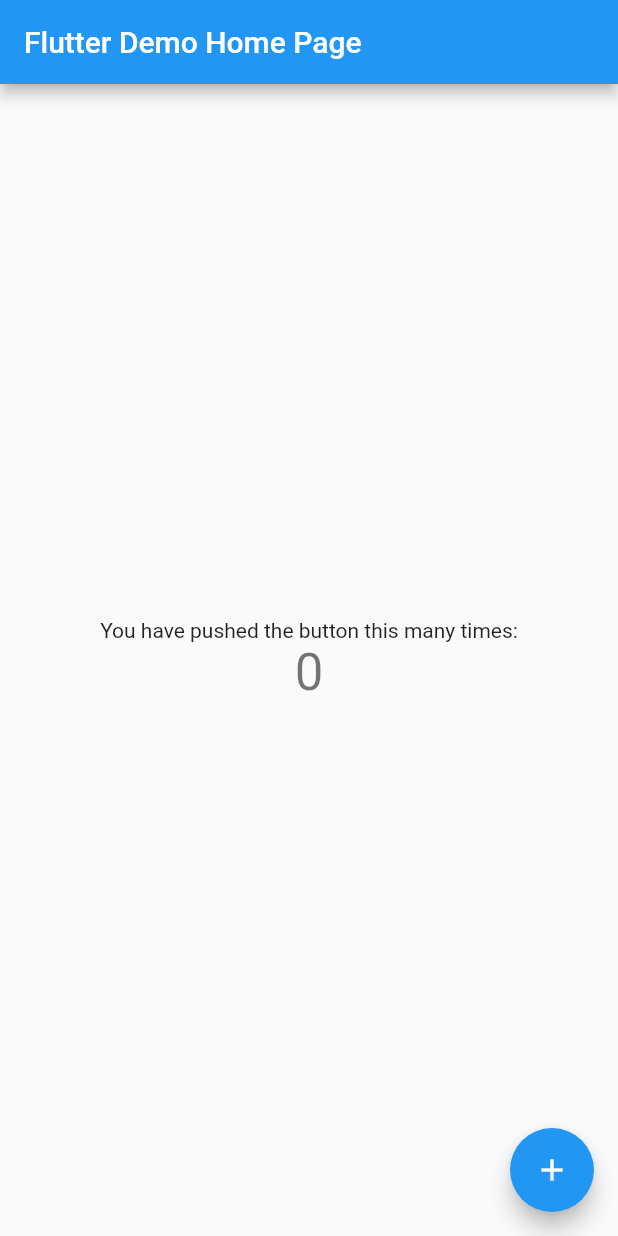
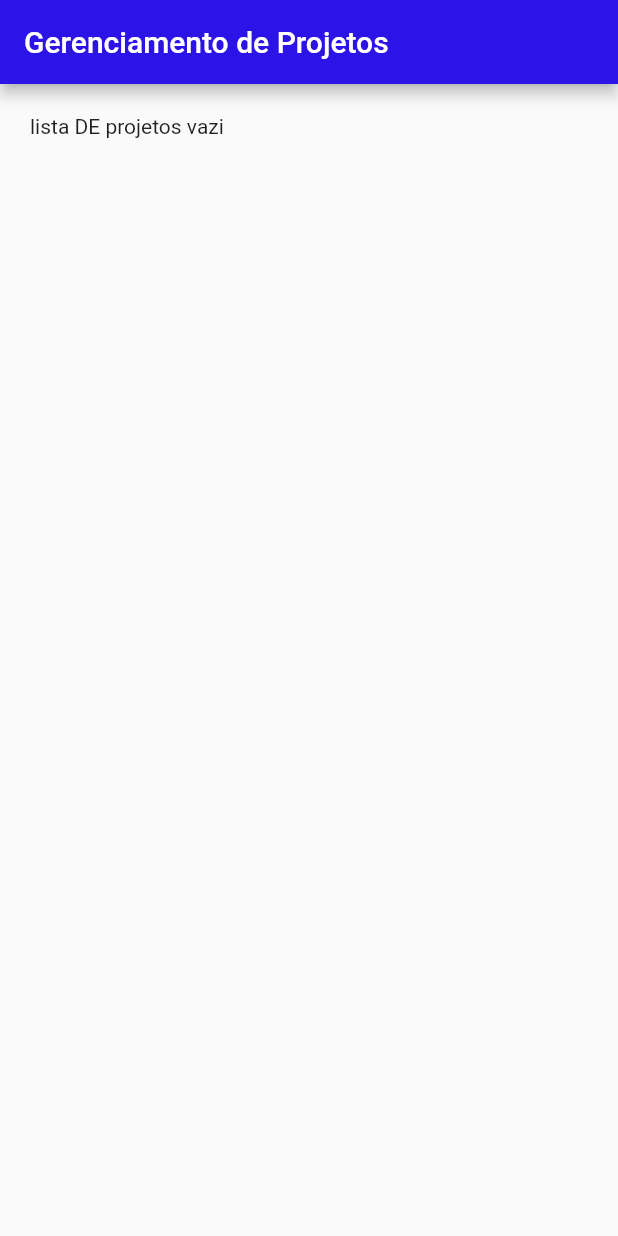
Before and after one commit to fernandocunhapereira/projetodispositivosmoveis, a Flutter app: the screen it shows after launch, on a phone screen of 412 x 824 dp. Run offline on Flutter 3.47's test engine with Material 2 defaults, Android fonts, the phone set to English and light mode, and no system bars.

Commit message:
dando erro na compilacao

```diff
--- /dev/null
+++ b/lib/components/ProjetoLista.dart
@@ -0,0 +1,57 @@
+import 'package:projeto/model/projeto.dart';
+import 'package:flutter/material.dart';
+import 'package:intl/intl.dart';
+
+class ProjetoLista extends StatelessWidget {
+  List<Projeto> _projetoLista;
+
+  ProjetoLista(this._projetoLista);
+
+  @override
+  Widget build(BuildContext context) {
+    if(_projetoLista.isEmpty){
+      return Text('lista DE projetos vazi');
+    }
+    return Container(
+      height: 300,
+      child: ListView.builder(
+        itemCount: _projetoLista.length,
+        itemBuilder: (context, index) {
+          final projeto = _projetoLista[index];
+          return GestureDetector(
+            onTap: _onClick,
+            child: Card(
+              child: Row(
+                children: [
+                  Text(projeto.titulo),
+                  Container(
+                      decoration: BoxDecoration(
+                        border: Border.all(
+                            width: 2,
+                            color: projeto.prazo.day >= DateTime.now().day
+                                ? Theme.of(context).colorScheme.primary
+                                : Theme.of(context).colorScheme.secondary),
+                      ),
+                      margin: EdgeInsets.symmetric(
+                        horizontal: 15,
+                        vertical: 10,
+                      ),
+                      padding: EdgeInsets.all(10),
+                      child: Text(DateFormat('d MMM y').format(projeto.prazo),
+                          style: TextStyle(
+                              color: projeto.prazo.day >= DateTime.now().day
+                                  ? Theme.of(context).colorScheme.primary
+                                  : Theme.of(context).colorScheme.secondary))),
+                ],
+              ),
+            ),
+          );
+        },
+      ),
+    );
+  }
+
+  void _onClick() {
+
+  }
+}
--- a/lib/main.dart
+++ b/lib/main.dart
@@ -1,115 +1,58 @@
 import 'package:flutter/material.dart';
+import 'package:projeto/components/ProjetoLista.dart';
+import 'package:projeto/model/projeto.dart';
 
 void main() {
-  runApp(const MyApp());
+  runApp(MyApp());
 }
 
 class MyApp extends StatelessWidget {
-  const MyApp({Key? key}) : super(key: key);
-
-  // This widget is the root of your application.
   @override
   Widget build(BuildContext context) {
     return MaterialApp(
-      title: 'Flutter Demo',
-      theme: ThemeData(
-        // This is the theme of your application.
-        //
-        // Try running your application with "flutter run". You'll see the
-        // application has a blue toolbar. Then, without quitting the app, try
-        // changing the primarySwatch below to Colors.green and then invoke
-        // "hot reload" (press "r" in the console where you ran "flutter run",
-        // or simply save your changes to "hot reload" in a Flutter IDE).
-        // Notice that the counter didn't reset back to zero; the application
-        // is not restarted.
-        primarySwatch: Colors.blue,
-      ),
-      home: const MyHomePage(title: 'Flutter Demo Home Page'),
+      home: MyHomePage(),
+      theme: ThemeData().copyWith(
+          colorScheme: ThemeData().colorScheme.copyWith(
+                primary: Color.fromARGB(255, 44, 19, 231),
+                secondary: Color.fromARGB(255, 7, 255, 226),
+              )),
     );
   }
 }
 
 class MyHomePage extends StatefulWidget {
-  const MyHomePage({Key? key, required this.title}) : super(key: key);
-
-  // This widget is the home page of your application. It is stateful, meaning
-  // that it has a State object (defined below) that contains fields that affect
-  // how it looks.
-
-  // This class is the configuration for the state. It holds the values (in this
-  // case the title) provided by the parent (in this case the App widget) and
-  // used by the build method of the State. Fields in a Widget subclass are
-  // always marked "final".
-
-  final String title;
-
   @override
   State<MyHomePage> createState() => _MyHomePageState();
 }
 
 class _MyHomePageState extends State<MyHomePage> {
-  int _counter = 0;
+  _novoProjeto(int id, String titulo, DateTime prazo, String descricao) {
+    Projeto novoProjeto = Projeto(
+        id: id, titulo: titulo, prazo: prazo, descricao: descricao);
 
-  void _incrementCounter() {
     setState(() {
-      // This call to setState tells the Flutter framework that something has
-      // changed in this State, which causes it to rerun the build method below
-      // so that the display can reflect the updated values. If we changed
-      // _counter without calling setState(), then the build method would not be
-      // called again, and so nothing would appear to happen.
-      _counter++;
+      _projetos.add(novoProjeto);
     });
   }
 
+  List<Projeto> _projetos = [];
+
   @override
   Widget build(BuildContext context) {
-    // This method is rerun every time setState is called, for instance as done
-    // by the _incrementCounter method above.
-    //
-    // The Flutter framework has been optimized to make rerunning build methods
-    // fast, so that you can just rebuild anything that needs updating rather
-    // than having to individually change instances of widgets.
     return Scaffold(
       appBar: AppBar(
-        // Here we take the value from the MyHomePage object that was created by
-        // the App.build method, and use it to set our appbar title.
-        title: Text(widget.title),
+        title: Text('Gerenciamento de Projetos'),
       ),
-      body: Center(
-        // Center is a layout widget. It takes a single child and positions it
-        // in the middle of the parent.
+      body: Container(
+        padding: EdgeInsets.all(20),
         child: Column(
-          // Column is also a layout widget. It takes a list of children and
-          // arranges them vertically. By default, it sizes itself to fit its
-          // children horizontally, and tries to be as tall as its parent.
-          //
-          // Invoke "debug painting" (press "p" in the console, choose the
-          // "Toggle Debug Paint" action from the Flutter Inspector in Android
-          // Studio, or the "Toggle Debug Paint" command in Visual Studio Code)
-          // to see the wireframe for each widget.
-          //
-          // Column has various properties to control how it sizes itself and
-          // how it positions its children. Here we use mainAxisAlignment to
-          // center the children vertically; the main axis here is the vertical
-          // axis because Columns are vertical (the cross axis would be
-          // horizontal).
-          mainAxisAlignment: MainAxisAlignment.center,
           children: <Widget>[
-            const Text(
-              'You have pushed the button this many times:',
-            ),
-            Text(
-              '$_counter',
-              style: Theme.of(context).textTheme.headline4,
-            ),
+            Column(
+              children: <Widget>[ProjetoLista(_projetos)],
+            )
           ],
         ),
       ),
-      floatingActionButton: FloatingActionButton(
-        onPressed: _incrementCounter,
-        tooltip: 'Increment',
-        child: const Icon(Icons.add),
-      ), // This trailing comma makes auto-formatting nicer for build methods.
     );
   }
 }
--- /dev/null
+++ b/lib/model/projeto.dart
@@ -0,0 +1,11 @@
+import 'package:projeto/model/tarefa.dart';
+
+class Projeto {
+  int id;
+  String titulo;
+  DateTime prazo;
+  String descricao;
+  List<Tarefa> tarefas = [];
+
+  Projeto({required this.id, required this.titulo, required this.prazo, required this.descricao});
+}
--- /dev/null
+++ b/lib/model/tarefa.dart
@@ -0,0 +1,10 @@
+import 'package:projeto/model/usuario.dart';
+
+class Tarefa {
+  int id;
+  String descricao;
+  Usuario usuario;
+  bool finalizado = false;
+
+  Tarefa({required this.id, required this.descricao, required this.usuario});
+}
--- /dev/null
+++ b/lib/model/usuario.dart
@@ -0,0 +1,6 @@
+class Usuario {
+  int id;
+  String nome;
+
+  Usuario({required this.id, required this.nome});
+}
--- a/pubspec.yaml
+++ b/pubspec.yaml
@@ -29,6 +29,7 @@ environment:
 dependencies:
   flutter:
     sdk: flutter
+  intl: 0.17.0
 
 
   # The following adds the Cupertino Icons font to your application.
```
Also changed, not shown: pubspec.lock.
